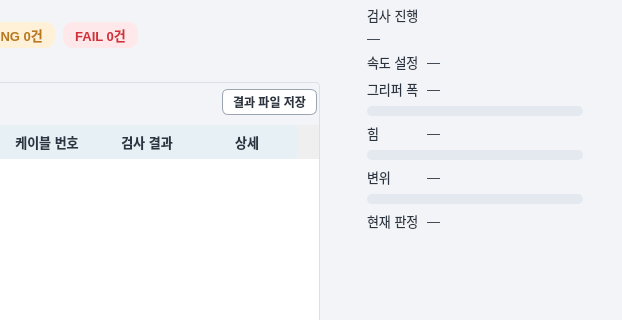
This is src/cable_hmi/cable_hmi/main_window.ui in tkdak2025/ros_ws as Qt 5 draws it before an edit; both pictures show x 498 to 1120 and y 214 to 534 of the 1120 by 800 pixel window. The edited form follows.
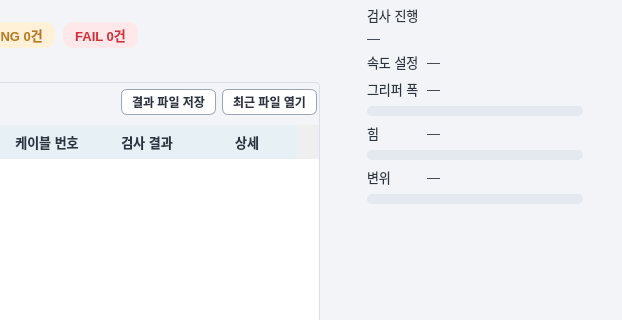
This is the edited form.

Patch:
```diff
--- a/src/cable_hmi/cable_hmi/main_window.ui
+++ b/src/cable_hmi/cable_hmi/main_window.ui
@@ -59,7 +59,7 @@
 #failBtn:hover, #missingBtn:hover { background: #7C9194; }
 #homeBtn { background: #FFFFFF; color: #2B3440; border: 1px solid #9AA5B1; }
 #homeBtn:hover { background: #EEF2F6; }
-#exportBtn { background: #FFFFFF; color: #2B3440; border: 1px solid #9AA5B1; font-size: 12px;
+#exportBtn, #openFileBtn { background: #FFFFFF; color: #2B3440; border: 1px solid #9AA5B1; font-size: 12px;
     padding: 3px 10px; border-radius: 6px; }
 #exportBtn:hover { background: #EEF2F6; }
 #exportBtn:disabled { background: #F2F4F7; color: #B5BDC7; border: 1px solid #D9E0E7; }
@@ -1011,6 +1011,16 @@
                    </property>
                   </widget>
                    </item>
+                   <item>
+                  <widget class="QPushButton" name="openFileBtn">
+                   <property name="toolTip">
+                    <string>이 탭에서 가장 최근에 저장한 검사 결과 파일(run_….xlsx)을 엽니다. 저장한 파일이 없으면 저장 폴더를 엽니다.</string>
+                   </property>
+                   <property name="text">
+                    <string>최근 파일 열기</string>
+                   </property>
+                  </widget>
+                   </item>
                   </layout>
                  </item>
                  <item>
@@ -1359,26 +1369,6 @@
               </property>
              </widget>
             </item>
-                  <item row="7" column="0">
-                   <widget class="QLabel" name="pointJudgementKey">
-                    <property name="text">
-                     <string>현재 판정</string>
-                    </property>
-                    <property name="role" stdset="0">
-                     <string>key</string>
-                    </property>
-                   </widget>
-                  </item>
-                  <item row="7" column="1">
-                   <widget class="QLabel" name="pointJudgement">
-                    <property name="text">
-                     <string>—</string>
-                    </property>
-                    <property name="role" stdset="0">
-                     <string>value</string>
-                    </property>
-                   </widget>
-                  </item>
                  </layout>
                 </item>
                </layout>
```
Left out of the diff: 4 changed lines with no effect on the pictures.
